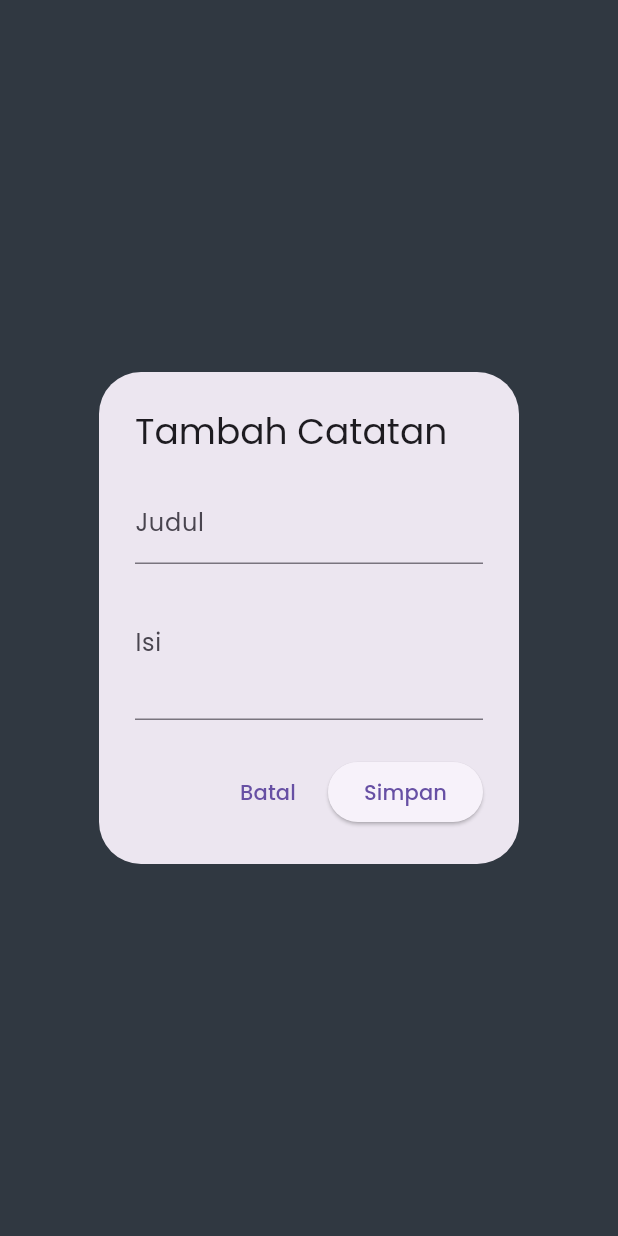
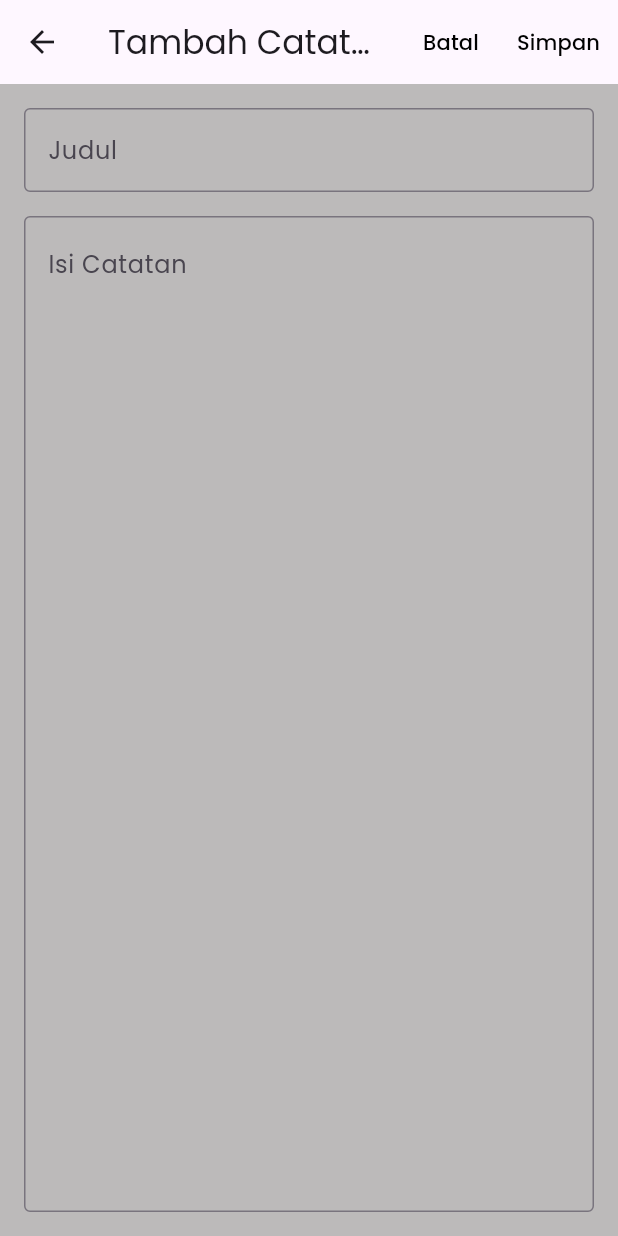
Before and after one commit to DhanHaidar/NotePad, a Flutter app: the AddNoteDialog screen opened directly with empty values, on a phone screen of 412 x 824 dp. Run offline on Flutter 3.47's test engine with Material 3 defaults, Android fonts, the phone set to English and light mode, and no system bars; our stand-ins replace flutter_svg, shared_preferences; accounts and stored records are empty.

```diff
--- a/lib/screen/pages/add_note_dialog.dart
+++ b/lib/screen/pages/add_note_dialog.dart
@@ -1,44 +1,46 @@
-// lib/pages/notes/add_note_dialog.dart
-
 import 'package:flutter/material.dart';
 
 class AddNoteDialog extends StatefulWidget {
   final Function(String title, String content) onSave;
+  final String? initialTitle;
+  final String? initialContent;
 
-  const AddNoteDialog({Key? key, required this.onSave}) : super(key: key);
+  const AddNoteDialog({
+    Key? key,
+    required this.onSave,
+    this.initialTitle,
+    this.initialContent,
+  }) : super(key: key);
 
   @override
   State<AddNoteDialog> createState() => _AddNoteDialogState();
 }
 
 class _AddNoteDialogState extends State<AddNoteDialog> {
-  final _titleController = TextEditingController();
-  final _contentController = TextEditingController();
+  late TextEditingController _titleController;
+  late TextEditingController _contentController;
+
+  @override
+  void initState() {
+    super.initState();
+    _titleController = TextEditingController(text: widget.initialTitle ?? '');
+    _contentController = TextEditingController(text: widget.initialContent ?? '');
+  }
 
   @override
   Widget build(BuildContext context) {
-    return AlertDialog(
-      title: const Text('Tambah Catatan'),
-      content: Column(
-        mainAxisSize: MainAxisSize.min,
-        children: [
-          TextField(
-            controller: _titleController,
-            decoration: const InputDecoration(labelText: 'Judul'),
-          ),
-          TextField(
-            controller: _contentController,
-            decoration: const InputDecoration(labelText: 'Isi'),
-            maxLines: 3,
-          ),
-        ],
-      ),
+    return Dialog(
+      insetPadding: EdgeInsets.zero,
+      child: Scaffold(
+        backgroundColor: const Color(0xFFBCBABA),
+        appBar: AppBar(
+          title: Text(widget.initialTitle == null ? 'Tambah Catatan' : 'Edit Catatan'),
           actions: [
             TextButton(
               onPressed: () => Navigator.pop(context),
-          child: const Text('Batal'),
+              child: const Text('Batal', style: TextStyle(color: Colors.black)),
             ),
-        ElevatedButton(
+            TextButton(
               onPressed: () {
                 if (_titleController.text.isNotEmpty &&
                     _contentController.text.isNotEmpty) {
@@ -49,9 +51,41 @@ class _AddNoteDialogState extends State<AddNoteDialog> {
                   Navigator.pop(context);
                 }
               },
-          child: const Text('Simpan'),
+              child: const Text('Simpan', style: TextStyle(color: Colors.black)),
             ),
           ],
+        ),
+        body: Padding(
+          padding: const EdgeInsets.all(16),
+          child: Column(
+            children: [
+              TextField(
+                controller: _titleController,
+                decoration: const InputDecoration(
+                  labelText: 'Judul',
+                  border: OutlineInputBorder(),
+                ),
+              ),
+              const SizedBox(height: 16),
+              Expanded(
+                child: TextField(
+                  controller: _contentController,
+                  expands: true,
+                  maxLines: null,
+                  textAlign: TextAlign.start,
+                  textAlignVertical: TextAlignVertical.top,
+                  decoration: const InputDecoration(
+                    labelText: 'Isi Catatan',
+                    border: OutlineInputBorder(),
+                    alignLabelWithHint: true,
+                  ),
+                  keyboardType: TextInputType.multiline,
+                ),
+              ),
+            ],
+          ),
+        ),
+      ),
     );
   }
 }
--- a/lib/screen/pages/notes_page.dart
+++ b/lib/screen/pages/notes_page.dart
@@ -58,6 +58,29 @@ class _NotesPageState extends State<NotesPage> {
       ),
     );
   }
+  void _showEditNoteDialog(int index) {
+    final note = _notes[index];
+    showDialog(
+      context: context,
+      builder: (context) => AddNoteDialog(
+        initialTitle: note['title'],
+        initialContent: note['content'],
+        onSave: (updatedTitle, updatedContent) {
+          setState(() {
+            // Cari index asli di _allNotes
+            final realIndex = _allNotes.indexOf(note);
+            _allNotes[realIndex] = {
+              'title': updatedTitle,
+              'content': updatedContent,
+            };
+            _applySearch(_inputSearchController.text);
+          });
+          _saveNotes();
+        },
+      ),
+    );
+  }
+
 
   void _applySearch(String query) {
     if (query.isEmpty) {
@@ -102,7 +125,11 @@ class _NotesPageState extends State<NotesPage> {
               ),
               itemBuilder: (context, index) {
                 final note = _notes[index];
-                return Card(
+                return GestureDetector(
+                  onTap: () {
+                    _showEditNoteDialog(index);
+                  },
+                  child: Card(
                     elevation: 2,
                     child: Padding(
                       padding: const EdgeInsets.all(12.0),
@@ -127,8 +154,10 @@ class _NotesPageState extends State<NotesPage> {
                         ],
                       ),
                     ),
+                  ),
                 );
               },
+
             ),
           ),
         ],
```
Lines whose indentation alone changed are shown as unchanged.
